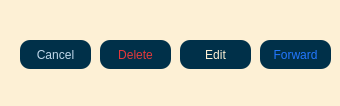
Above: client/msg_options.ui from AP-projects-4001/jan-ghahve before the change. Below: the same form after it.
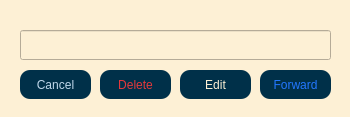
That is the form after the change.

Commit message: edit and delete msg added

```diff
--- a/client/msg_options.ui
+++ b/client/msg_options.ui
@@ -6,8 +6,8 @@
    <rect>
     <x>0</x>
     <y>0</y>
-    <width>340</width>
-    <height>106</height>
+    <width>350</width>
+    <height>117</height>
    </rect>
   </property>
   <property name="windowTitle">
@@ -20,7 +20,7 @@
    <property name="geometry">
     <rect>
      <x>20</x>
-     <y>40</y>
+     <y>70</y>
      <width>71</width>
      <height>29</height>
     </rect>
@@ -38,7 +38,7 @@
    <property name="geometry">
     <rect>
      <x>100</x>
-     <y>40</y>
+     <y>70</y>
      <width>71</width>
      <height>29</height>
     </rect>
@@ -56,7 +56,7 @@
    <property name="geometry">
     <rect>
      <x>180</x>
-     <y>40</y>
+     <y>70</y>
      <width>71</width>
      <height>29</height>
     </rect>
@@ -74,7 +74,7 @@
    <property name="geometry">
     <rect>
      <x>260</x>
-     <y>40</y>
+     <y>70</y>
      <width>71</width>
      <height>29</height>
     </rect>
@@ -88,6 +88,16 @@
     <string>Forward</string>
    </property>
   </widget>
+  <widget class="QLineEdit" name="led_message">
+   <property name="geometry">
+    <rect>
+     <x>20</x>
+     <y>30</y>
+     <width>311</width>
+     <height>30</height>
+    </rect>
+   </property>
+  </widget>
  </widget>
  <resources/>
  <connections/>
```
Left out of the diff: 2 changed lines with no effect on the pictures. The commit also changes 8 other files.
